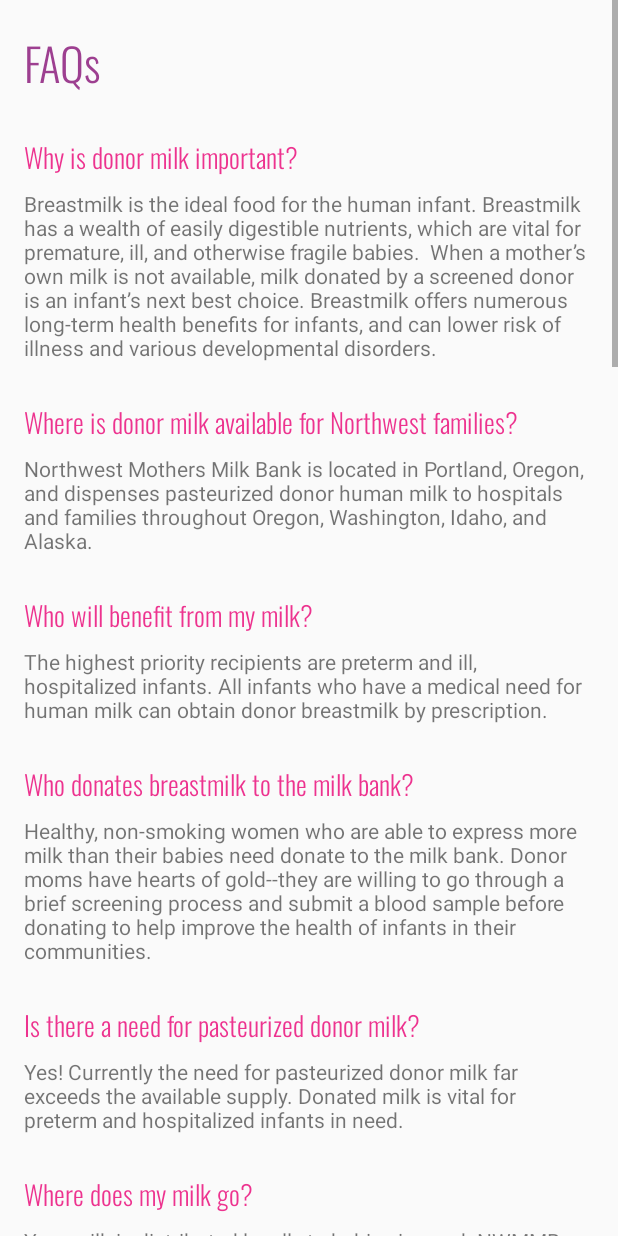
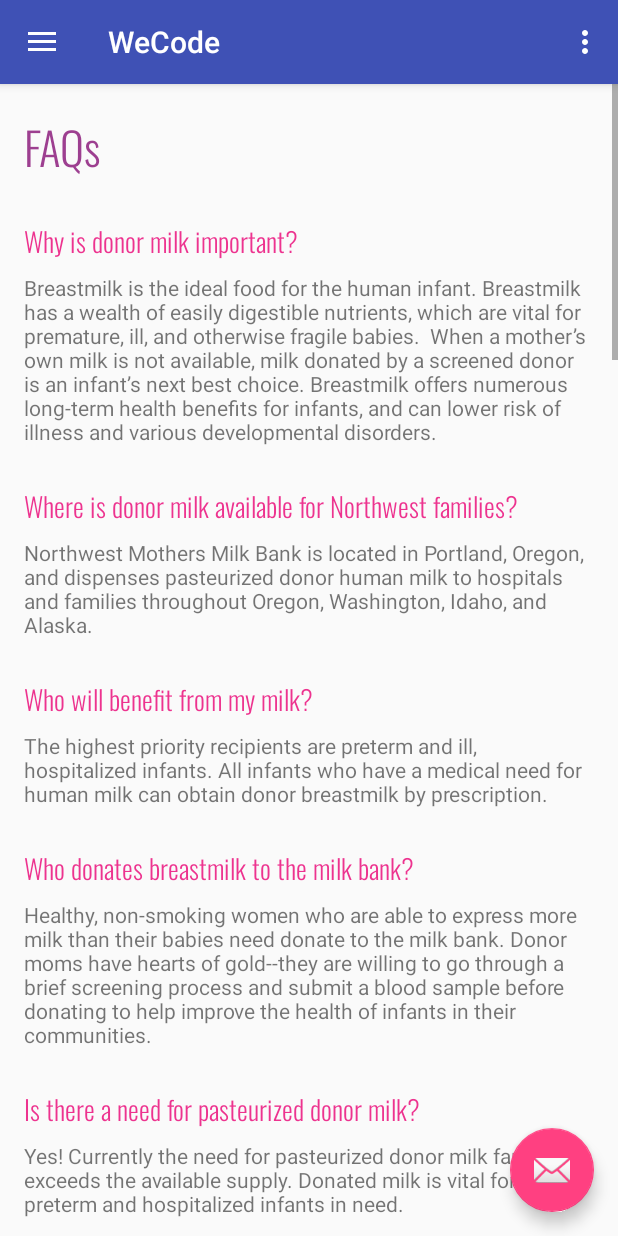
Before and after one commit to soumyasiri/WeCodeHackathon, an Android app: the FAQActivity screen opened directly, with no data from a screen before it, on a phone screen of 412 x 824 dp. Run offline under Robolectric (Android 15) with nearby library versions, the phone set to English and light mode, and no system bars.

Commit message:
FAQ Page Fix

```diff
--- a/app/src/main/AndroidManifest.xml
+++ b/app/src/main/AndroidManifest.xml
@@ -20,7 +20,6 @@
             </intent-filter>
         </activity>
         <activity android:name=".activities.FAQActivity"></activity>
-
         <activity android:name=".activities.LoginActivity"/>
         <activity android:name=".activities.SignupActivity"/>
     </application>
--- a/app/src/main/java/info/wecode/activities/FAQActivity.java
+++ b/app/src/main/java/info/wecode/activities/FAQActivity.java
@@ -7,7 +7,10 @@ import android.os.Bundle;
 import android.support.v4.view.GravityCompat;
 import android.support.v4.widget.DrawerLayout;
 import android.support.v7.app.AppCompatActivity;
+import android.support.v7.widget.Toolbar;
+import android.view.LayoutInflater;
 import android.view.MenuItem;
+import android.view.View;
 import android.widget.TextView;
 
 import info.wecode.MainActivity;
@@ -17,14 +20,18 @@ import info.wecode.R;
  * Created by alexabaldwin on 12/2/17.
  */
 
-public class FAQActivity extends AppCompatActivity
+public class FAQActivity extends MainActivity
 {
     @Override
     protected void onCreate(Bundle savedInstanceState)
     {
         super.onCreate(savedInstanceState);
-        setContentView(R.layout.faq_main);
-        getSupportActionBar().setDisplayHomeAsUpEnabled(true);
+//        setContentView(R.layout.faq_main);
+        LayoutInflater inflater = (LayoutInflater) this
+                .getSystemService(Context.LAYOUT_INFLATER_SERVICE);
+        View contentView = inflater.inflate(R.layout.faq_main, null, false);
+        mDrawer.addView(contentView, 0);
+//        getSupportActionBar().setDisplayHomeAsUpEnabled(true);
 
 
         TextView question1 = findViewById(R.id.questionTV2);
@@ -55,7 +62,7 @@ public class FAQActivity extends AppCompatActivity
         TextView question6 = findViewById(R.id.questionTV10);
         question6.setText("Where does my milk go?");
         TextView answer6 = findViewById(R.id.answerTV10);
-        answer6.setText("Your milk is distributed locally to babies in need. NWMMB provides donated pasteurized milk to every Level 3 NICU in Oregon and hospitals across Washington, Alaska, and Idaho. Since our opening, over 260,000 ounces of donated pasteurized breastmilk was distributed to fragile and premature infants in over 50 hospitals across the Pacific Northwest.\n");
+        answer6.setText("Your milk is distributed locally to babies in need. NWMMB provides donated pasteurized milk to every Level 3 NICU in Oregon and hospitals across Washington, Alaska, and Idaho. Since our opening, over 260,000 ounces of donated pasteurized breastmilk was distributed to fragile and premature infants in over 50 hospitals across the Pacific Northwest.");
 
         TextView question7 = findViewById(R.id.questionTV9);
         question7.setText("Is donor milk safe?");
--- a/app/src/main/res/layout/faq_main.xml
+++ b/app/src/main/res/layout/faq_main.xml
@@ -13,7 +13,8 @@
         <LinearLayout
             android:layout_width="match_parent"
             android:layout_height="wrap_content"
-            android:orientation="vertical" >
+            android:orientation="vertical"
+            android:paddingBottom="20dp">
 
             <TextView
                 android:id="@+id/textView2"
@@ -23,6 +24,7 @@
                 android:layout_marginStart="16dp"
                 android:layout_marginTop="16dp"
                 android:fontFamily="@font/oswald_light"
+                android:paddingTop="?android:attr/actionBarSize"
                 android:text="FAQs"
                 android:textColor="#9d3f90"
                 android:textSize="30sp"
@@ -367,19 +369,6 @@
                 app:layout_constraintTop_toBottomOf="@+id/questionTV" />
 
             <TextView
-                android:id="@+id/answerTV4"
-                android:layout_width="match_parent"
-                android:layout_height="wrap_content"
-                android:layout_marginEnd="16dp"
-                android:layout_marginStart="16dp"
-                android:layout_marginTop="8dp"
-                android:width="100dp"
-                android:text="Here is a sample answer to a question that we might want to have and it is really long so we will go ahead and override this later. "
-                app:layout_constraintEnd_toEndOf="parent"
-                app:layout_constraintStart_toStartOf="parent"
-                app:layout_constraintTop_toBottomOf="@+id/questionTV" />
-
-            <TextView
                 android:id="@+id/questionTV4"
                 android:layout_width="match_parent"
                 android:layout_height="wrap_content"
@@ -393,6 +382,19 @@
                 app:layout_constraintEnd_toEndOf="parent"
                 app:layout_constraintStart_toStartOf="parent"
                 app:layout_constraintTop_toBottomOf="@+id/textView2" />
+
+            <TextView
+                android:id="@+id/answerTV4"
+                android:layout_width="match_parent"
+                android:layout_height="wrap_content"
+                android:layout_marginEnd="16dp"
+                android:layout_marginStart="16dp"
+                android:layout_marginTop="8dp"
+                android:width="100dp"
+                android:text="Here is a sample answer to a question that we might want to have and it is really long so we will go ahead and override this later. "
+                app:layout_constraintEnd_toEndOf="parent"
+                app:layout_constraintStart_toStartOf="parent"
+                app:layout_constraintTop_toBottomOf="@+id/questionTV" />
         </LinearLayout>
     </ScrollView>
 
```
